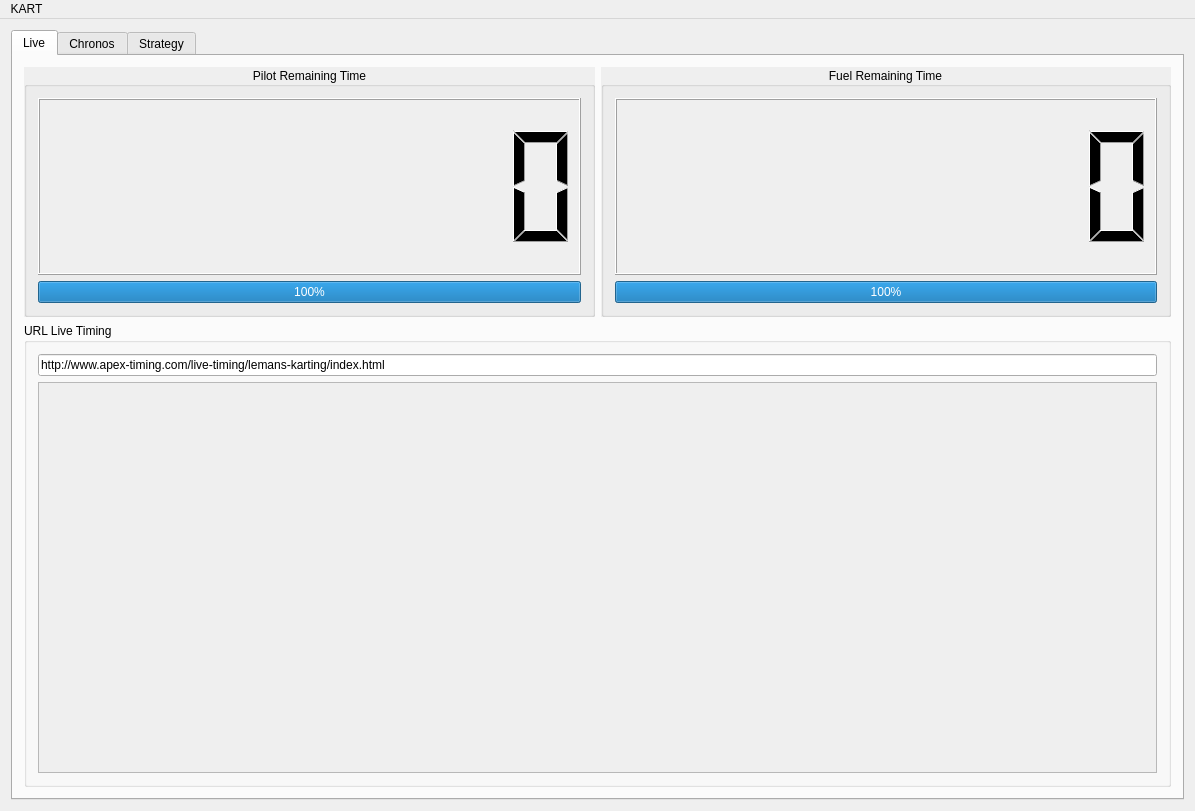
Before: the Qt Designer form mainwindow.ui in Sixdsn/KART, drawn with Qt 5.
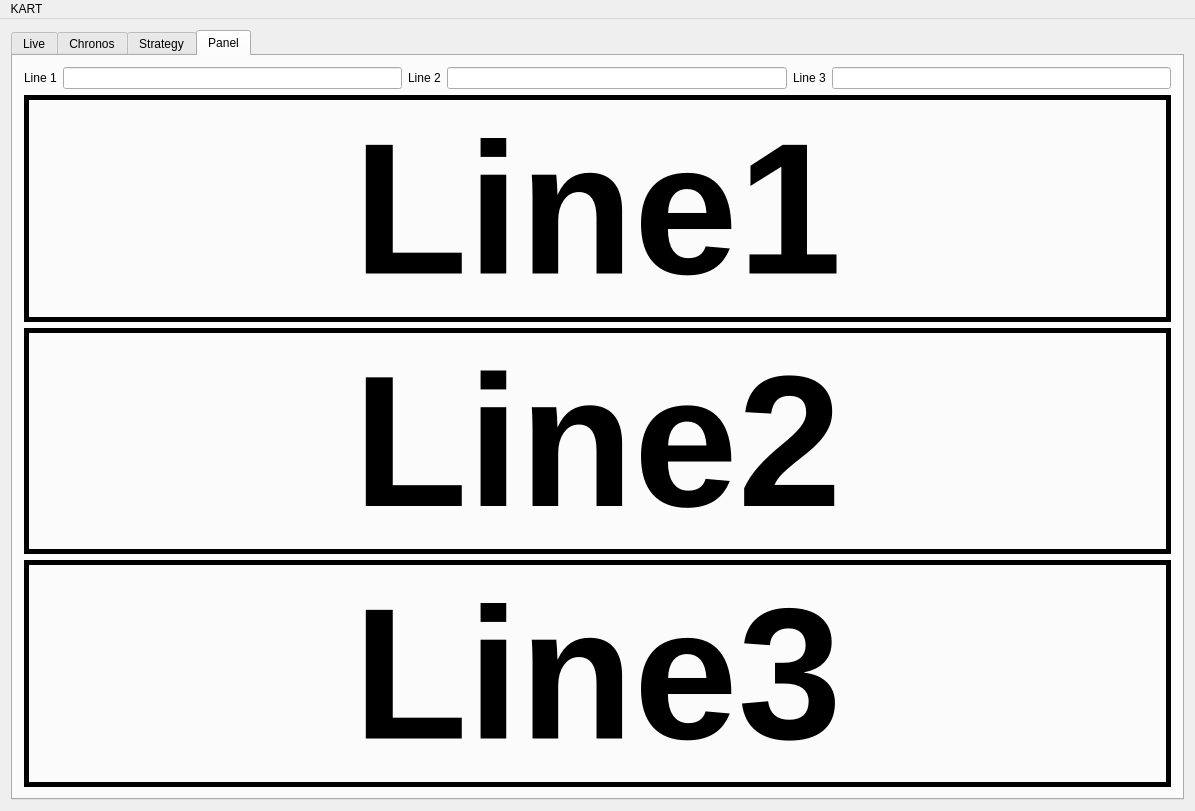
After: the same form once the commit is applied.

Commit message: add Panel Onglet

Patch:
```diff
--- a/mainwindow.ui
+++ b/mainwindow.ui
@@ -18,7 +18,7 @@
     <item row="0" column="0">
      <widget class="QTabWidget" name="tabWidget">
       <property name="currentIndex">
-       <number>0</number>
+       <number>3</number>
       </property>
       <widget class="QWidget" name="Live">
        <attribute name="title">
@@ -482,6 +482,393 @@
         </item>
        </layout>
       </widget>
+      <widget class="QWidget" name="Panel">
+       <attribute name="title">
+        <string>Panel</string>
+       </attribute>
+       <layout class="QGridLayout" name="gridLayout_5">
+        <item row="0" column="0">
+         <layout class="QHBoxLayout" name="horizontalLayout_6">
+          <item>
+           <layout class="QHBoxLayout" name="horizontalLayout_3">
+            <item>
+             <widget class="QLabel" name="label">
+              <property name="text">
+               <string>Line 1</string>
+              </property>
+             </widget>
+            </item>
+            <item>
+             <widget class="QLineEdit" name="line1Edit"/>
+            </item>
+           </layout>
+          </item>
+          <item>
+           <layout class="QHBoxLayout" name="horizontalLayout_4">
+            <item>
+             <widget class="QLabel" name="label_2">
+              <property name="text">
+               <string>Line 2</string>
+              </property>
+             </widget>
+            </item>
+            <item>
+             <widget class="QLineEdit" name="line2Edit"/>
+            </item>
+           </layout>
+          </item>
+          <item>
+           <layout class="QHBoxLayout" name="horizontalLayout_5">
+            <item>
+             <widget class="QLabel" name="label_3">
+              <property name="text">
+               <string>Line 3</string>
+              </property>
+             </widget>
+            </item>
+            <item>
+             <widget class="QLineEdit" name="line3Edit"/>
+            </item>
+           </layout>
+          </item>
+         </layout>
+        </item>
+        <item row="1" column="0">
+         <layout class="QVBoxLayout" name="verticalLayout_2">
+          <item>
+           <widget class="QLabel" name="labelLine1">
+            <property name="sizePolicy">
+             <sizepolicy hsizetype="Expanding" vsizetype="Expanding">
+              <horstretch>0</horstretch>
+              <verstretch>0</verstretch>
+             </sizepolicy>
+            </property>
+            <property name="palette">
+             <palette>
+              <active>
+               <colorrole role="WindowText">
+                <brush brushstyle="SolidPattern">
+                 <color alpha="255">
+                  <red>0</red>
+                  <green>0</green>
+                  <blue>0</blue>
+                 </color>
+                </brush>
+               </colorrole>
+               <colorrole role="Text">
+                <brush brushstyle="SolidPattern">
+                 <color alpha="255">
+                  <red>0</red>
+                  <green>0</green>
+                  <blue>0</blue>
+                 </color>
+                </brush>
+               </colorrole>
+               <colorrole role="Base">
+                <brush brushstyle="SolidPattern">
+                 <color alpha="255">
+                  <red>255</red>
+                  <green>255</green>
+                  <blue>255</blue>
+                 </color>
+                </brush>
+               </colorrole>
+               <colorrole role="Window">
+                <brush brushstyle="SolidPattern">
+                 <color alpha="255">
+                  <red>255</red>
+                  <green>255</green>
+                  <blue>255</blue>
+                 </color>
+                </brush>
+               </colorrole>
+              </active>
+              <inactive>
+               <colorrole role="WindowText">
+                <brush brushstyle="SolidPattern">
+                 <color alpha="255">
+                  <red>0</red>
+                  <green>0</green>
+                  <blue>0</blue>
+                 </color>
+                </brush>
+               </colorrole>
+               <colorrole role="Text">
+                <brush brushstyle="SolidPattern">
+                 <color alpha="255">
+                  <red>0</red>
+                  <green>0</green>
+                  <blue>0</blue>
+                 </color>
+                </brush>
+               </colorrole>
+               <colorrole role="Base">
+                <brush brushstyle="SolidPattern">
+                 <color alpha="255">
+                  <red>255</red>
+                  <green>255</green>
+                  <blue>255</blue>
+                 </color>
+                </brush>
+               </colorrole>
+               <colorrole role="Window">
+                <brush brushstyle="SolidPattern">
+                 <color alpha="255">
+                  <red>255</red>
+                  <green>255</green>
+                  <blue>255</blue>
+                 </color>
+                </brush>
+               </colorrole>
+              </inactive>
+              <disabled>
+               <colorrole role="WindowText">
+                <brush brushstyle="SolidPattern">
+                 <color alpha="255">
+                  <red>159</red>
+                  <green>158</green>
+                  <blue>158</blue>
+                 </color>
+                </brush>
+               </colorrole>
+               <colorrole role="Text">
+                <brush brushstyle="SolidPattern">
+                 <color alpha="255">
+                  <red>159</red>
+                  <green>158</green>
+                  <blue>158</blue>
+                 </color>
+                </brush>
+               </colorrole>
+               <colorrole role="Base">
+                <brush brushstyle="SolidPattern">
+                 <color alpha="255">
+                  <red>255</red>
+                  <green>255</green>
+                  <blue>255</blue>
+                 </color>
+                </brush>
+               </colorrole>
+               <colorrole role="Window">
+                <brush brushstyle="SolidPattern">
+                 <color alpha="255">
+                  <red>255</red>
+                  <green>255</green>
+                  <blue>255</blue>
+                 </color>
+                </brush>
+               </colorrole>
+              </disabled>
+             </palette>
+            </property>
+            <property name="font">
+             <font>
+              <pointsize>140</pointsize>
+              <weight>75</weight>
+              <bold>true</bold>
+             </font>
+            </property>
+            <property name="frameShape">
+             <enum>QFrame::Box</enum>
+            </property>
+            <property name="lineWidth">
+             <number>5</number>
+            </property>
+            <property name="text">
+             <string>Line1</string>
+            </property>
+            <property name="scaledContents">
+             <bool>true</bool>
+            </property>
+            <property name="alignment">
+             <set>Qt::AlignCenter</set>
+            </property>
+            <property name="wordWrap">
+             <bool>true</bool>
+            </property>
+           </widget>
+          </item>
+          <item>
+           <widget class="QLabel" name="labelLine2">
+            <property name="sizePolicy">
+             <sizepolicy hsizetype="Expanding" vsizetype="Expanding">
+              <horstretch>0</horstretch>
+              <verstretch>0</verstretch>
+             </sizepolicy>
+            </property>
+            <property name="palette">
+             <palette>
+              <active>
+               <colorrole role="WindowText">
+                <brush brushstyle="SolidPattern">
+                 <color alpha="255">
+                  <red>0</red>
+                  <green>0</green>
+                  <blue>0</blue>
+                 </color>
+                </brush>
+               </colorrole>
+               <colorrole role="Text">
+                <brush brushstyle="SolidPattern">
+                 <color alpha="255">
+                  <red>0</red>
+                  <green>0</green>
+                  <blue>0</blue>
+                 </color>
+                </brush>
+               </colorrole>
+              </active>
+              <inactive>
+               <colorrole role="WindowText">
+                <brush brushstyle="SolidPattern">
+                 <color alpha="255">
+                  <red>0</red>
+                  <green>0</green>
+                  <blue>0</blue>
+                 </color>
+                </brush>
+               </colorrole>
+               <colorrole role="Text">
+                <brush brushstyle="SolidPattern">
+                 <color alpha="255">
+                  <red>0</red>
+                  <green>0</green>
+                  <blue>0</blue>
+                 </color>
+                </brush>
+               </colorrole>
+              </inactive>
+              <disabled>
+               <colorrole role="WindowText">
+                <brush brushstyle="SolidPattern">
+                 <color alpha="255">
+                  <red>159</red>
+                  <green>158</green>
+                  <blue>158</blue>
+                 </color>
+                </brush>
+               </colorrole>
+               <colorrole role="Text">
+                <brush brushstyle="SolidPattern">
+                 <color alpha="255">
+                  <red>159</red>
+                  <green>158</green>
+                  <blue>158</blue>
+                 </color>
+                </brush>
+               </colorrole>
+              </disabled>
+             </palette>
+            </property>
+            <property name="font">
+             <font>
+              <pointsize>140</pointsize>
+              <weight>75</weight>
+              <bold>true</bold>
+             </font>
+            </property>
+            <property name="layoutDirection">
+             <enum>Qt::LeftToRight</enum>
+            </property>
+            <property name="frameShape">
+             <enum>QFrame::Box</enum>
+            </property>
+            <property name="lineWidth">
+             <number>5</number>
+            </property>
+            <property name="text">
+             <string>Line2</string>
+            </property>
+            <property name="scaledContents">
+             <bool>true</bool>
+            </property>
+            <property name="alignment">
+             <set>Qt::AlignCenter</set>
+            </property>
+            <property name="wordWrap">
+             <bool>true</bool>
+            </property>
+           </widget>
+          </item>
+          <item>
+           <widget class="QLabel" name="labelLine3">
+            <property name="sizePolicy">
+             <sizepolicy hsizetype="Expanding" vsizetype="Expanding">
+              <horstretch>0</horstretch>
+              <verstretch>0</verstretch>
+             </sizepolicy>
+            </property>
+            <property name="palette">
+             <palette>
+              <active>
+               <colorrole role="WindowText">
+                <brush brushstyle="SolidPattern">
+                 <color alpha="255">
+                  <red>0</red>
+                  <green>0</green>
+                  <blue>0</blue>
+                 </color>
+                </brush>
+               </colorrole>
+              </active>
+              <inactive>
+               <colorrole role="WindowText">
+                <brush brushstyle="SolidPattern">
+                 <color alpha="255">
+                  <red>0</red>
+                  <green>0</green>
+                  <blue>0</blue>
+                 </color>
+                </brush>
+               </colorrole>
+              </inactive>
+              <disabled>
+               <colorrole role="WindowText">
+                <brush brushstyle="SolidPattern">
+                 <color alpha="255">
+                  <red>159</red>
+                  <green>158</green>
+                  <blue>158</blue>
+                 </color>
+                </brush>
+               </colorrole>
+              </disabled>
+             </palette>
+            </property>
+            <property name="font">
+             <font>
+              <pointsize>140</pointsize>
+              <weight>75</weight>
+              <bold>true</bold>
+             </font>
+            </property>
+            <property name="frameShape">
+             <enum>QFrame::Box</enum>
+            </property>
+            <property name="frameShadow">
+             <enum>QFrame::Plain</enum>
+            </property>
+            <property name="lineWidth">
+             <number>5</number>
+            </property>
+            <property name="text">
+             <string>Line3</string>
+            </property>
+            <property name="scaledContents">
+             <bool>true</bool>
+            </property>
+            <property name="alignment">
+             <set>Qt::AlignCenter</set>
+            </property>
+            <property name="wordWrap">
+             <bool>true</bool>
+            </property>
+           </widget>
+          </item>
+         </layout>
+        </item>
+       </layout>
+      </widget>
      </widget>
     </item>
    </layout>
```
Left out of the diff: 4 changed lines with no effect on the pictures. The commit also changes 3 other files.
